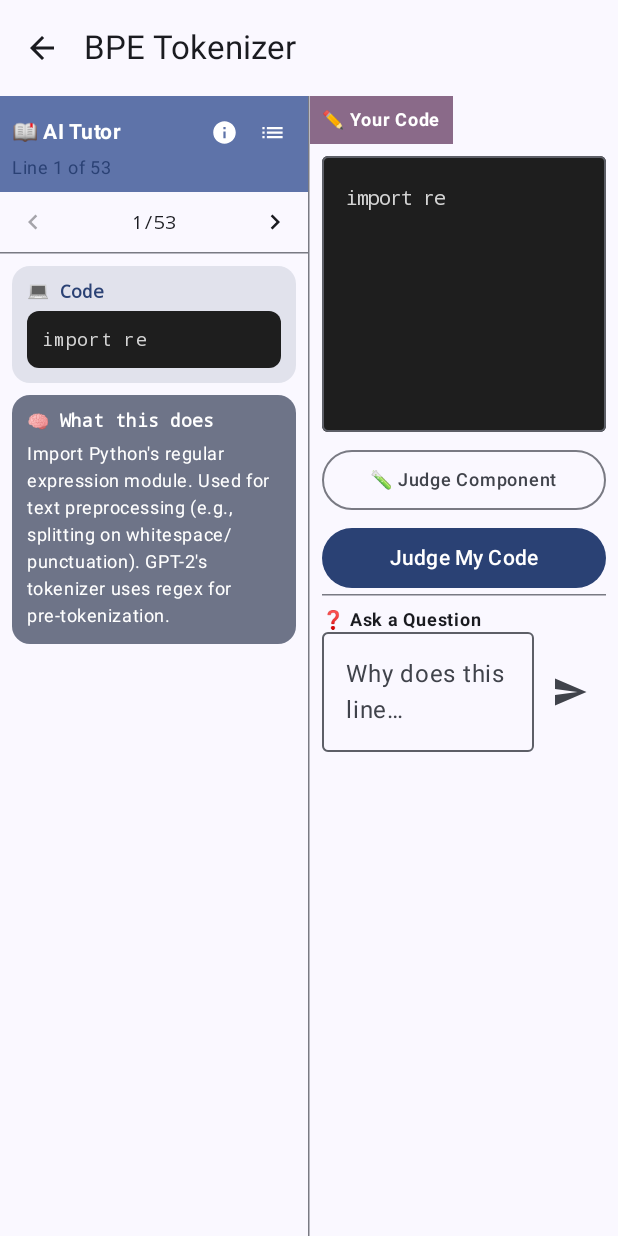
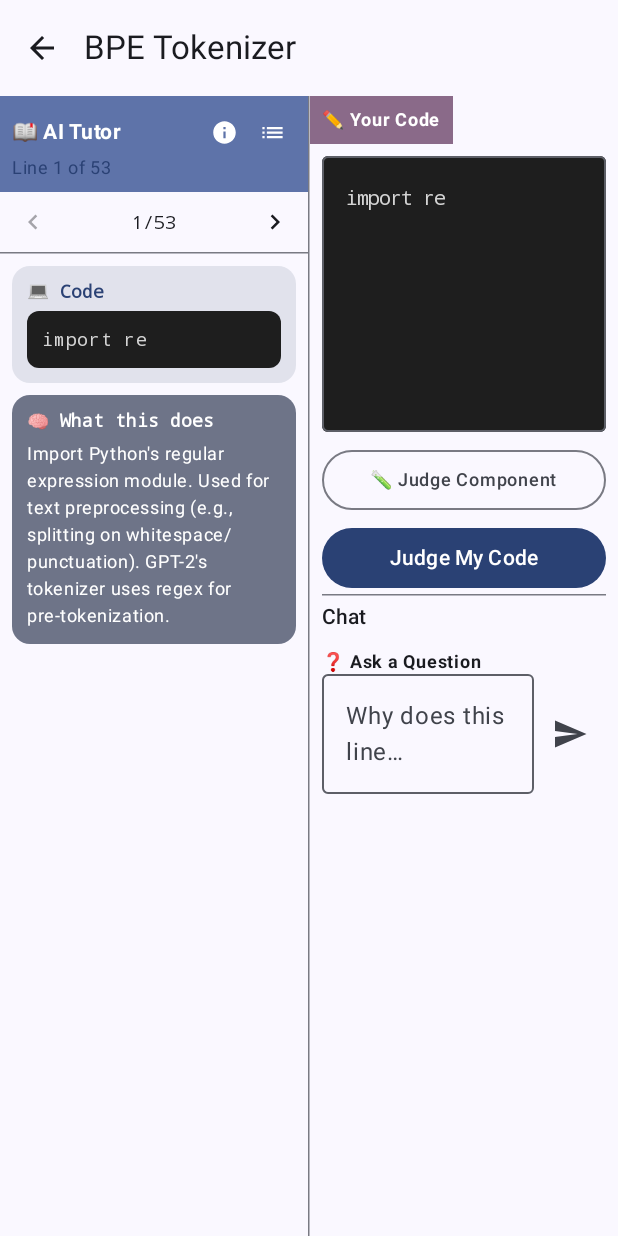
Before and after one commit to oldzhu/cs336-tutor-app, an Android app built with Jetpack Compose: the screen it shows after launch (MainActivity), after a tap on "BPE Tokenizer", on a phone screen of 412 x 824 dp. Run offline under Robolectric (Android 15) with nearby library versions, the light colour scheme and no system bars; our stand-ins replace Dagger/Hilt's generated code, Room's generated code.

Commit message:
Clear chat button in tutor chat header

```diff
--- a/app/src/main/java/com/cs336/tutor/ui/screens/SplitScreenTutorScreen.kt
+++ b/app/src/main/java/com/cs336/tutor/ui/screens/SplitScreenTutorScreen.kt
@@ -443,7 +443,8 @@ fun CodeEditorPanel(
     answerText: String,
     isAnswerLoading: Boolean,
     onAskQuestion: (String) -> Unit,
-    chatMessages: List<ChatMessage> = emptyList()
+    chatMessages: List<ChatMessage> = emptyList(),
+    onClearChat: () -> Unit = {}
 ) {
     var localQuestion by remember { mutableStateOf("") }
     val scrollState = rememberScrollState()
@@ -522,6 +523,14 @@ fun CodeEditorPanel(
         HorizontalDivider(modifier = Modifier.padding(horizontal = 8.dp))
 
         // Chat history
+        Row(Modifier.fillMaxWidth().padding(horizontal = 8.dp, vertical = 4.dp), horizontalArrangement = Arrangement.SpaceBetween, verticalAlignment = Alignment.CenterVertically) {
+            Text(stringResource(R.string.chat_history_label), style = MaterialTheme.typography.titleSmall)
+            if (chatMessages.isNotEmpty()) {
+                TextButton(onClick = onClearChat) {
+                    Text(stringResource(R.string.clear_chat), color = MaterialTheme.colorScheme.error, style = MaterialTheme.typography.labelSmall)
+                }
+            }
+        }
         if (chatMessages.isNotEmpty()) {
             Column(modifier = Modifier.padding(8.dp).heightIn(max = 300.dp).verticalScroll(rememberScrollState())) {
                 chatMessages.forEach { msg ->
--- a/app/src/main/res/values/strings.xml
+++ b/app/src/main/res/values/strings.xml
@@ -17,6 +17,8 @@
     <string name="api_endpoint_label">API Endpoint URL</string>
     <string name="local_model_path_label">Local Model Path</string>
     <string name="available_models_label">Available Models</string>
+    <string name="chat_history_label">Chat</string>
+    <string name="clear_chat">Clear</string>
     <string name="save_settings">Save Settings</string>
     <string name="saving">Saving…</string>
     <string name="settings_saved">✅ Settings saved</string>
```
Also changed, not shown: 1 other file.
